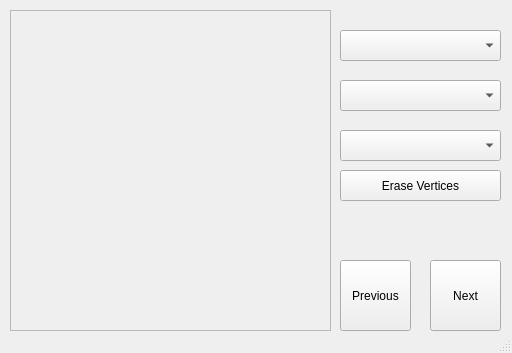
Old version of the form core/designer/pyqt6_designer/d_gallery_window.ui in the repository LazyPhilosopher/CNN-Coin-Recognizer.
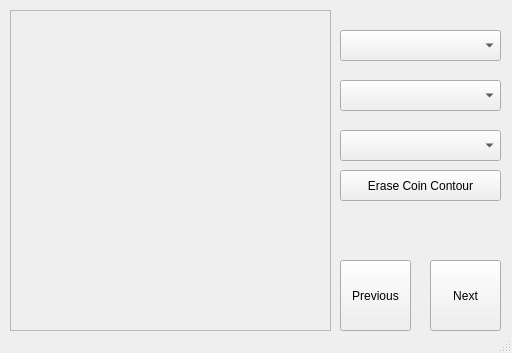
New version of the form.

Diff of the .ui file:
```diff
--- a/core/designer/pyqt6_designer/d_gallery_window.ui
+++ b/core/designer/pyqt6_designer/d_gallery_window.ui
@@ -96,7 +96,7 @@
      </rect>
     </property>
     <property name="text">
-     <string>Erase Vertices</string>
+     <string>Erase Coin Contour</string>
     </property>
    </widget>
   </widget>
```
Left out of the diff: 2 changed lines with no effect on the pictures.
